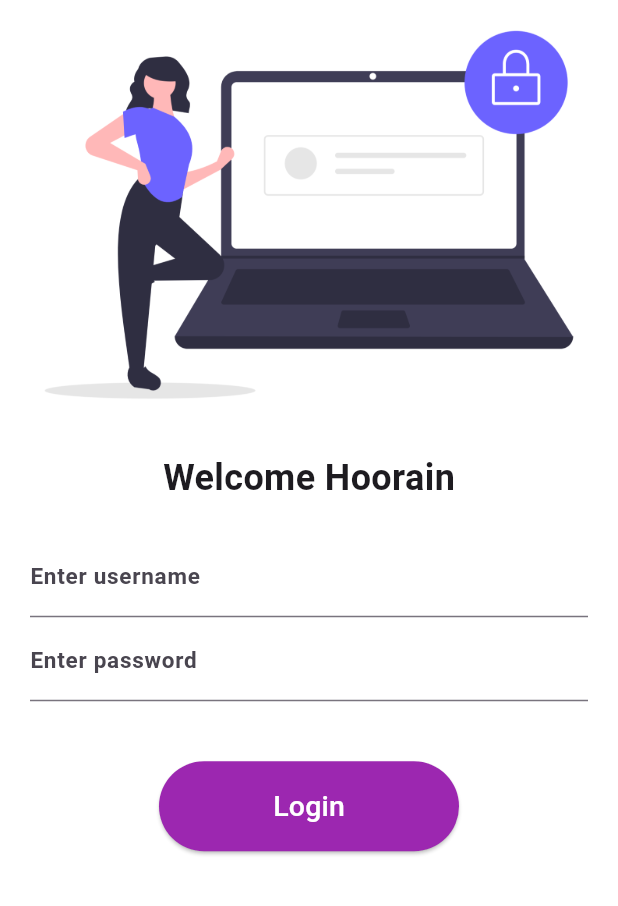
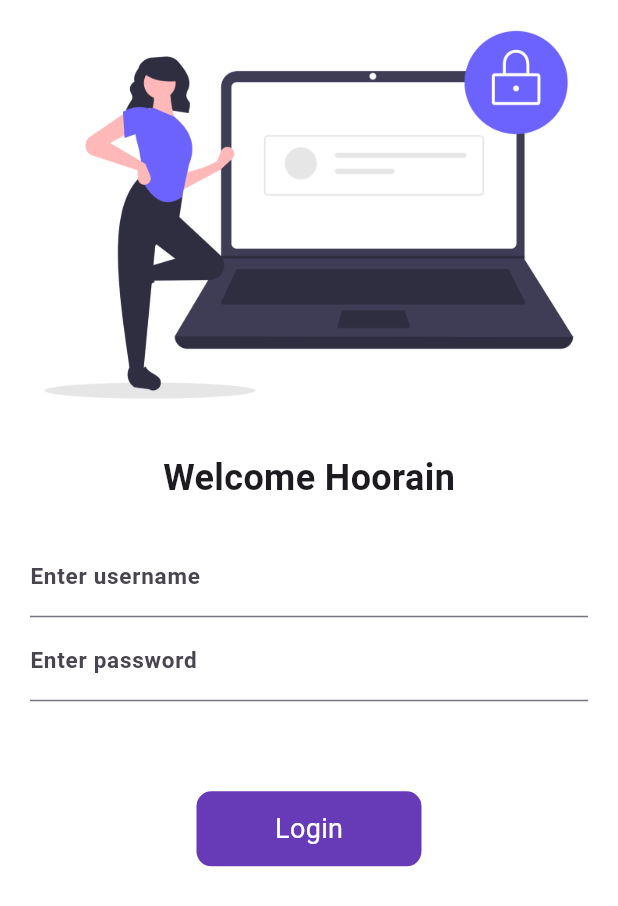
Before and after one commit to waqar-ahmeddev/flutter_simple_ui_practice, a Flutter app: the screen it shows after launch, on a phone screen of 412 x 824 dp. Shown: the top 906 px of the screen. Run offline on Flutter 3.47's test engine with Material 3 defaults, Android fonts, the phone set to English and light mode, and no system bars.

Commit message:
Replaced ElevatedButton with custom button using Container and InkWell

```diff
--- a/lib/splash_screen.dart
+++ b/lib/splash_screen.dart
@@ -12,7 +12,8 @@ class _SplashScreenState extends State<SplashScreen> {
   Widget build(BuildContext context) {
     return Scaffold(
         backgroundColor: Colors.white,
-        body: Column(
+        body: SingleChildScrollView(
+          child: Column(
           children: [
             Image.asset('assets/login.png',fit: BoxFit.cover,),
             SizedBox(height: 15,),
@@ -40,15 +41,37 @@ class _SplashScreenState extends State<SplashScreen> {
               ),
             ),
             SizedBox(height: 20),
-  ElevatedButton(
-    onPressed: (){
-      Navigator.push(context, MaterialPageRoute(builder: (context) => Screen())); },
-      style: ElevatedButton.styleFrom( fixedSize: Size(200, 60), backgroundColor: Colors.purple,foregroundColor: Colors.white
-), child: Text('Login', style: TextStyle(fontSize: 19),),
-  )
-
-
+               SizedBox(height: 20),
+InkWell(
+  onTap: () {
+    Navigator.push(
+      context,
+      MaterialPageRoute(builder: (context) => Screen()),
+    );
+  },
+  child: Container(
+    height: 50,
+    width: 150,
+    decoration: BoxDecoration(
+      color: Colors.deepPurple,
+      borderRadius: BorderRadius.circular(10),
+    ),
+    child: Center(
+      child: Text(
+        'Login',
+        style: TextStyle(color: Colors.white, fontSize: 18),
+      ),
+    ),
+  ),
+),
+//   ElevatedButton(
+          //     onPressed: (){
+          //       Navigator.push(context, MaterialPageRoute(builder: (context) => Screen())); },
+          //       style: ElevatedButton.styleFrom( fixedSize: Size(200, 60), backgroundColor: Colors.purple,foregroundColor: Colors.white
+          // ), child: Text('Login', style: TextStyle(fontSize: 19),),
+          //   )
         ]
+          ),
         ),
 
     );
```
Lines whose indentation alone changed are shown as unchanged.
